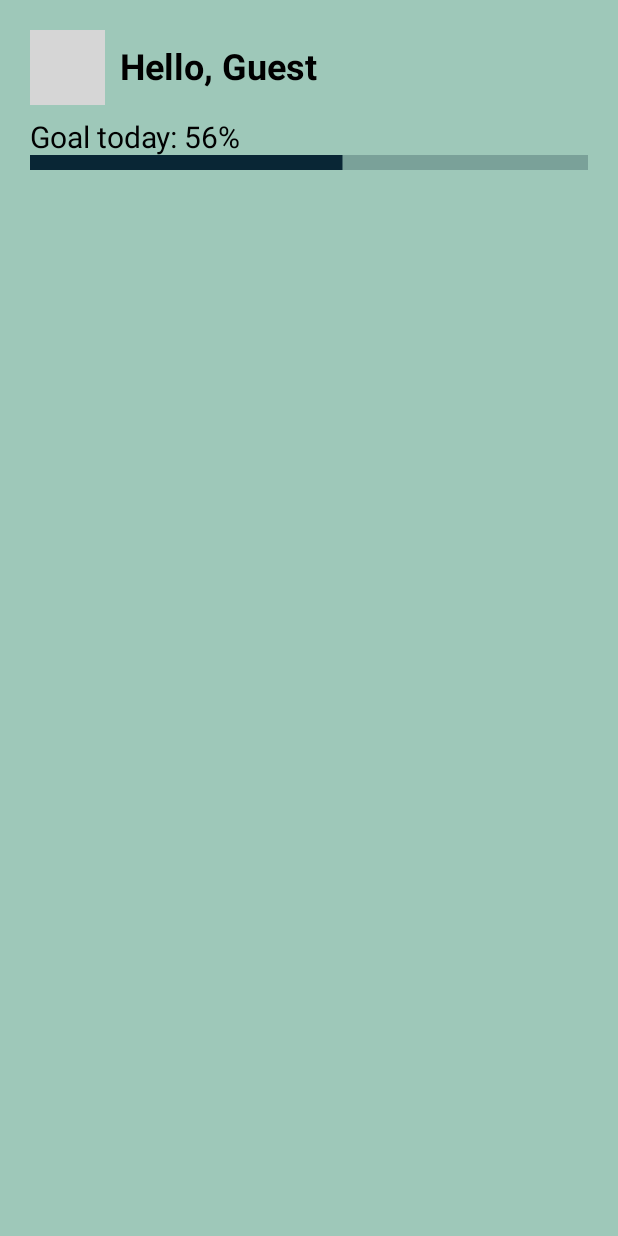
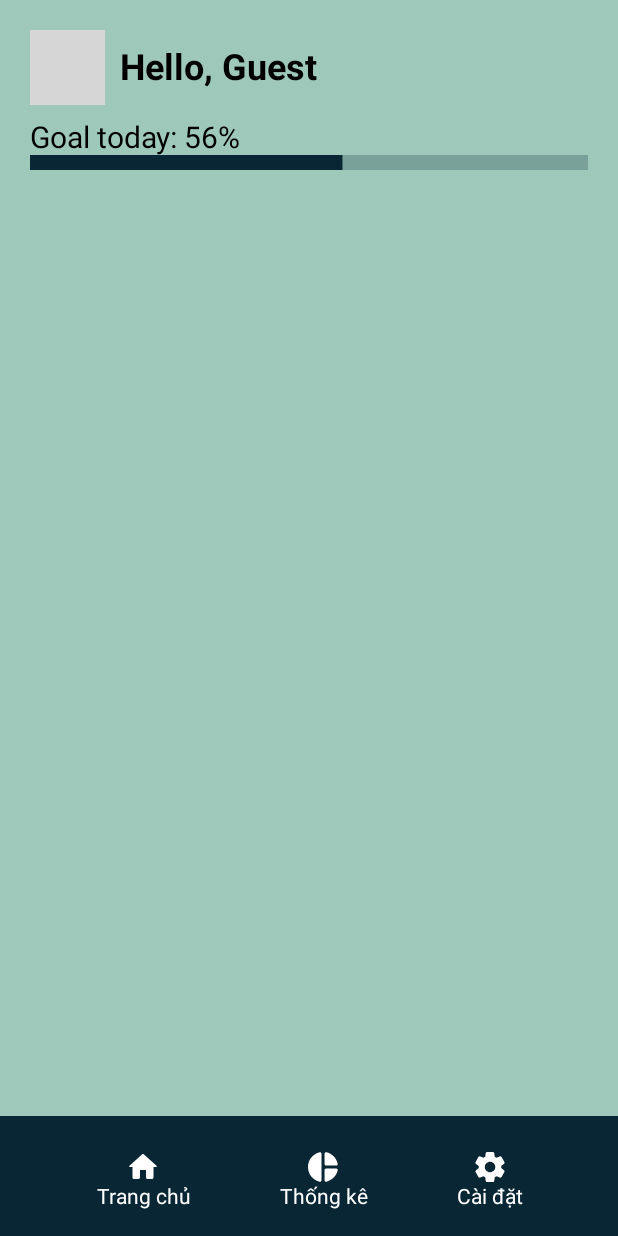
Before and after one commit to duccanhole/goal-tracker-android, an Android app built with Jetpack Compose: the screen it shows after launch (MainActivity), on a phone screen of 412 x 824 dp. Run offline under Robolectric (Android 15) with nearby library versions, the phone set to English and light mode, and no system bars; grey boxes are pictures that could not be loaded.

Commit message:
init bottom bar

```diff
--- a/app/src/main/java/com/example/myapplication/MainActivity.kt
+++ b/app/src/main/java/com/example/myapplication/MainActivity.kt
@@ -1,9 +1,15 @@
 package com.example.myapplication
 
+import BottomBar
 import android.os.Bundle
 import androidx.activity.compose.setContent
 import androidx.appcompat.app.AppCompatActivity
+import androidx.compose.foundation.background
+import androidx.compose.foundation.layout.Column
+import androidx.compose.material.Text
 import androidx.compose.runtime.Composable
+import androidx.compose.ui.Modifier
+import androidx.compose.ui.graphics.Color
 import androidx.navigation.compose.NavHost
 import androidx.navigation.compose.composable
 import androidx.navigation.compose.rememberNavController
@@ -12,6 +18,7 @@ import com.example.myapplication.navigation.SettingPage
 import com.example.myapplication.navigation.SigninPage
 import com.example.myapplication.navigation.SignupPage
 import com.example.myapplication.navigation.StatisticPage
+import com.example.myapplication.utils.ColorUtils
 
 class MainActivity : AppCompatActivity() {
 
@@ -41,11 +48,20 @@ class MainActivity : AppCompatActivity() {
 fun App() {
     val navController = rememberNavController()
 
-    NavHost(navController = navController, startDestination = "home") {
-        composable("home") { HomePage(navController) }
-        composable("statistic") { StatisticPage() }
-        composable("setting") { SettingPage() }
-        composable("sign-in") { SigninPage(navController) }
-        composable("sign-up") { SignupPage() }
+    Column(
+        modifier = Modifier.background(color = Color(ColorUtils.background))
+    ) {
+        NavHost(
+            navController = navController,
+            startDestination = "home",
+            modifier = Modifier.weight(1f)
+        ) {
+            composable("home") { HomePage(navController) }
+            composable("statistic") { StatisticPage() }
+            composable("setting") { SettingPage() }
+            composable("sign-in") { SigninPage(navController) }
+            composable("sign-up") { SignupPage() }
+        }
+        BottomBar(navController)
     }
 }
--- /dev/null
+++ b/app/src/main/java/com/example/myapplication/composable/BottomBar.kt
@@ -0,0 +1,70 @@
+
+import androidx.compose.foundation.clickable
+import androidx.compose.foundation.layout.Arrangement
+import androidx.compose.foundation.layout.Box
+import androidx.compose.foundation.layout.Column
+import androidx.compose.foundation.layout.PaddingValues
+import androidx.compose.foundation.layout.Row
+import androidx.compose.foundation.layout.fillMaxWidth
+import androidx.compose.foundation.layout.padding
+import androidx.compose.foundation.layout.size
+import androidx.compose.material.icons.Icons
+import androidx.compose.material.icons.rounded.Equalizer
+import androidx.compose.material.icons.rounded.Home
+import androidx.compose.material.icons.rounded.MonitorHeart
+import androidx.compose.material.icons.rounded.PieChart
+import androidx.compose.material.icons.rounded.Settings
+import androidx.compose.material3.BottomAppBar
+import androidx.compose.material3.Icon
+
+import androidx.compose.material3.Scaffold
+import androidx.compose.material3.Text
+import androidx.compose.runtime.Composable
+import androidx.compose.runtime.mutableStateOf
+import androidx.compose.runtime.remember
+
+import androidx.compose.ui.Alignment
+import androidx.compose.ui.Modifier
+import androidx.compose.ui.graphics.Color
+import androidx.compose.ui.graphics.vector.ImageVector
+import androidx.compose.ui.text.style.TextAlign
+
+import androidx.compose.ui.tooling.preview.Preview
+import androidx.compose.ui.unit.dp
+import androidx.navigation.NavController
+import com.example.myapplication.utils.ColorUtils.primary
+
+@Composable
+fun BottomBar(navController: NavController){
+   BottomAppBar(
+       containerColor = Color(primary),
+       contentColor = Color.White
+   ) {
+       Row(
+           modifier = Modifier.fillMaxWidth(),
+           verticalAlignment = Alignment.CenterVertically,
+           horizontalArrangement = Arrangement.SpaceEvenly,
+
+           ) {
+           IconWithText(Icons.Rounded.Home, "Trang chủ"){
+               navController.navigate("home")
+           }
+           IconWithText(Icons.Rounded.PieChart, "Thống kê"){
+               navController.navigate("statistic")
+           }
+           IconWithText(Icons.Rounded.Settings, "Cài đặt"){
+               navController.navigate("setting")
+           }
+       }
+   }
+}
+@Composable
+fun IconWithText(icon: ImageVector, text: String, onClick: () -> Unit) {
+    Column(
+        horizontalAlignment = Alignment.CenterHorizontally,
+    ) {
+        Icon(icon, contentDescription = null,modifier = Modifier.clickable { onClick() })
+        Text(text,
+            textAlign = TextAlign.Center)
+    }
+}
--- a/app/src/main/java/com/example/myapplication/navigation/Home.kt
+++ b/app/src/main/java/com/example/myapplication/navigation/Home.kt
@@ -24,7 +24,7 @@ fun HomePage(navController: NavController) {
 //    }) {
 //        Text(text = "navigate to sign-in page")
 //    }
-    Box(modifier = Modifier.fillMaxHeight().background(color = Color(ColorUtils.background))){
+    Box(modifier = Modifier.background(color = Color(ColorUtils.background))){
         DashBoardPreview()
     }
 }
```
